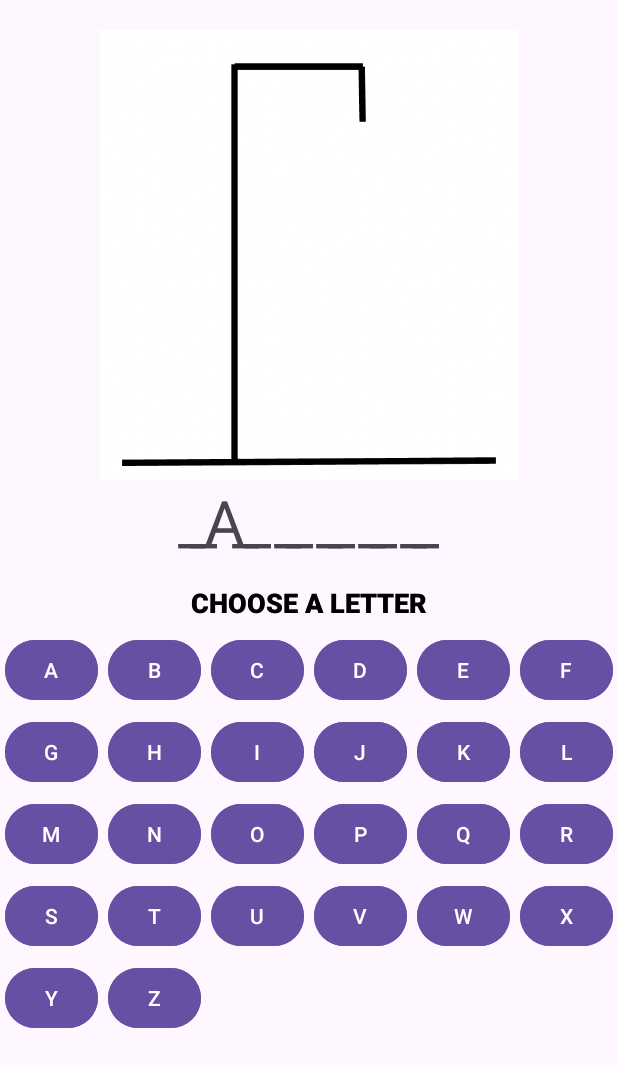
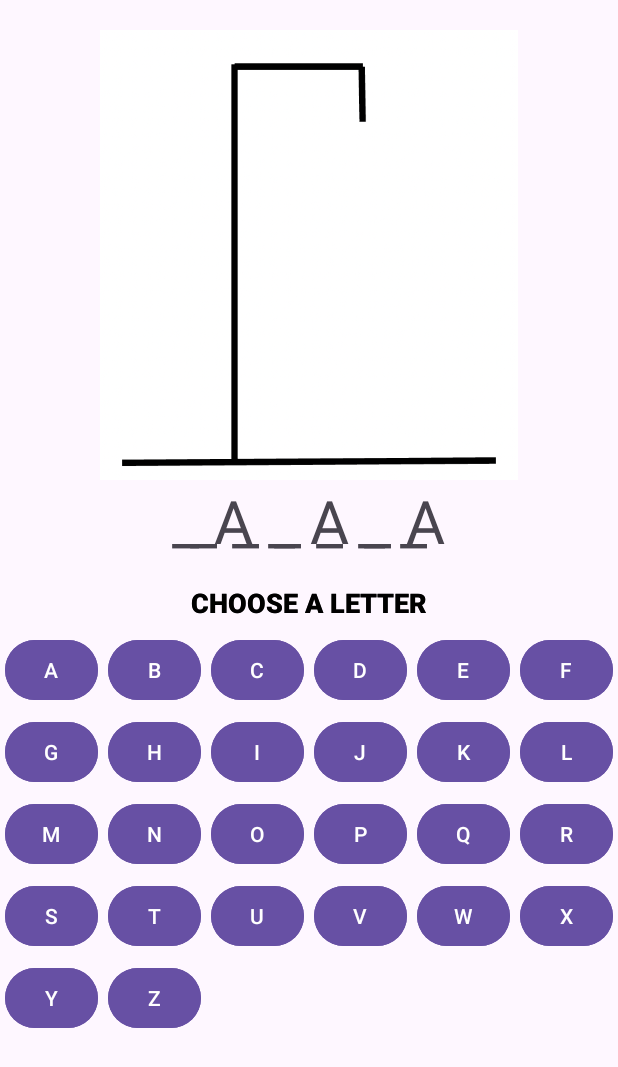
Before and after one commit to CS-501-TeamMSH/HW4-Q5, an Android app: the screen it shows after launch (MainActivity), after a tap on an icon or button, on a phone screen of 412 x 824 dp. Shown: the top 1067 px of the screen. Run offline under Robolectric (Android 15) with nearby library versions, the phone set to English and light mode, and no system bars.

Commit message:
play again feature not working

```diff
--- a/app/build.gradle.kts
+++ b/app/build.gradle.kts
@@ -1,6 +1,7 @@
 plugins {
     id("com.android.application")
     id("org.jetbrains.kotlin.android")
+
 }
 
 android {
--- a/app/src/main/java/com/example/hw4_q5/MainActivity.kt
+++ b/app/src/main/java/com/example/hw4_q5/MainActivity.kt
@@ -1,17 +1,12 @@
 package com.example.hw4_q5
 
+import android.annotation.SuppressLint
 import androidx.appcompat.app.AppCompatActivity
 import android.os.Bundle
-import android.os.Handler
-import android.os.Looper
 import android.util.Log
+import android.view.View
+import android.widget.Button
 import android.widget.Toast
-import com.example.hw4_q5.HangmanGame
-import com.example.hw4_q5.Hangman
-import com.example.hw4_q5.KeyboardFragment
-import com.example.hw4_q5.Word
-
-
 
 
 class MainActivity : AppCompatActivity() {
@@ -24,6 +19,7 @@ class MainActivity : AppCompatActivity() {
 
 
 
+    @SuppressLint("MissingInflatedId")
     override fun onCreate(savedInstanceState: Bundle?) {
         super.onCreate(savedInstanceState)
         setContentView(R.layout.activity_main)
@@ -47,6 +43,10 @@ class MainActivity : AppCompatActivity() {
 
         word = hangmanGame.selectRandomWord()
         Log.d("word,", word)
+
+        val playAgainButton = findViewById<Button>(R.id.playAgainButton)
+        playAgainButton.visibility = View.GONE
+
         // Landscape
         // val isLandscape = resources.configuration.orientation == Configuration.ORIENTATION_LANDSCAPE
         // val layoutId = if (isLandscape) R.layout.activity_main_landscape else R.layout.activity_main_portrait
@@ -56,15 +56,41 @@ class MainActivity : AppCompatActivity() {
 
     fun play(char: Char) {
         if (hangmanGame.makeGuess(char)) {
-            var index = word.indexOf(char)
-            wordFragment.updateDisplayedWord(char, index)
-        } else {
-            var num = hangmanGame.getRemainingGuesses()
-            hangmanFragment.setHangman(num)
-            if (num == 0) {
-                Toast.makeText(this, "Game Over", Toast.LENGTH_SHORT).show()
+            var indices = mutableListOf<Int>()
+            word.forEachIndexed { index, c ->
+                if (c == char) {
+                    indices.add(index)
+                }
             }
 
+            for (index in indices) {
+                wordFragment.updateDisplayedWord(char, word)
+            }
+
+            if (!wordFragment.wordView.text.toString().contains('_')) {
+                Toast.makeText(this, "You won!", Toast.LENGTH_SHORT).show()
+                val playAgainButton = findViewById<Button>(R.id.playAgainButton)
+                playAgainButton.visibility = View.VISIBLE
+            } else {
+                var num = hangmanGame.getRemainingGuesses()
+                hangmanFragment.setHangman(num)
+                if (num == 0) {
+                    Toast.makeText(this, "Game Over", Toast.LENGTH_SHORT).show()
+                    val playAgainButton = findViewById<Button>(R.id.playAgainButton)
+                    playAgainButton.visibility = View.VISIBLE
+                }
+            }
         }
     }
-}
+
+    fun playAgain(view: View) {
+        // Reset the game or perform any necessary actions to start a new game.
+        // For example, you can reset the word, hangman, and keyboardFragment.
+        // Call the relevant reset functions or recreate the fragments and game state.
+
+        // After resetting, you might want to hide the "Play Again" button again.
+        val playAgainButton = findViewById<Button>(R.id.playAgainButton)
+        playAgainButton.visibility = View.GONE
+    }
+
+    }
--- a/app/src/main/java/com/example/hw4_q5/Word.kt
+++ b/app/src/main/java/com/example/hw4_q5/Word.kt
@@ -11,7 +11,7 @@ import android.widget.TextView
 
 class Word : Fragment() {
 
-    private lateinit var wordView: TextView
+    lateinit var wordView: TextView
 
     override fun onCreate(savedInstanceState: Bundle?) {
         super.onCreate(savedInstanceState)
@@ -33,17 +33,19 @@ class Word : Fragment() {
         wordView.text = initialWord
     }
 
-    fun updateDisplayedWord(char: Char, index: Int) {
-        // Replace this later
-        val currentText = wordView.text.toString()
-        if (currentText == "_ _ _ _ _ _") {
-            wordView.text = ""
+    fun updateDisplayedWord(char: Char, word: String) {
+        val updatedText = StringBuilder()
+        for (i in 0 until word.length) {
+            if (word[i] == char) {
+                updatedText.append(char)
+            } else {
+                updatedText.append(wordView.text[i * 2])
+            }
+            if (i < word.length - 1) {
+                updatedText.append(' ')
+            }
         }
-        if (index in currentText.indices) {
-            val updatedText = StringBuilder(currentText)
-            updatedText[index] = char
-            wordView.text = updatedText.toString()
-        }
+
+        wordView.text = updatedText.toString()
     }
-
 }
--- a/app/src/main/res/layout/activity_main.xml
+++ b/app/src/main/res/layout/activity_main.xml
@@ -34,4 +34,15 @@
         app:layout_constraintStart_toStartOf="parent"
         app:layout_constraintEnd_toEndOf="parent" />
 
+
+
+    <Button
+        android:id="@+id/playAgainButton"
+        android:layout_width="wrap_content"
+        android:layout_height="wrap_content"
+        android:text="Play Again"
+        android:layout_gravity="center_horizontal"
+        android:onClick="playAgain" />
+
+
 </androidx.constraintlayout.widget.ConstraintLayout>
--- a/app/src/main/res/layout/fragment_keyboard.xml
+++ b/app/src/main/res/layout/fragment_keyboard.xml
@@ -247,11 +247,6 @@
                 android:text="@string/z" />
         </GridLayout>
 
-
-
-
-
-
     </LinearLayout>
 
 </FrameLayout>
```
